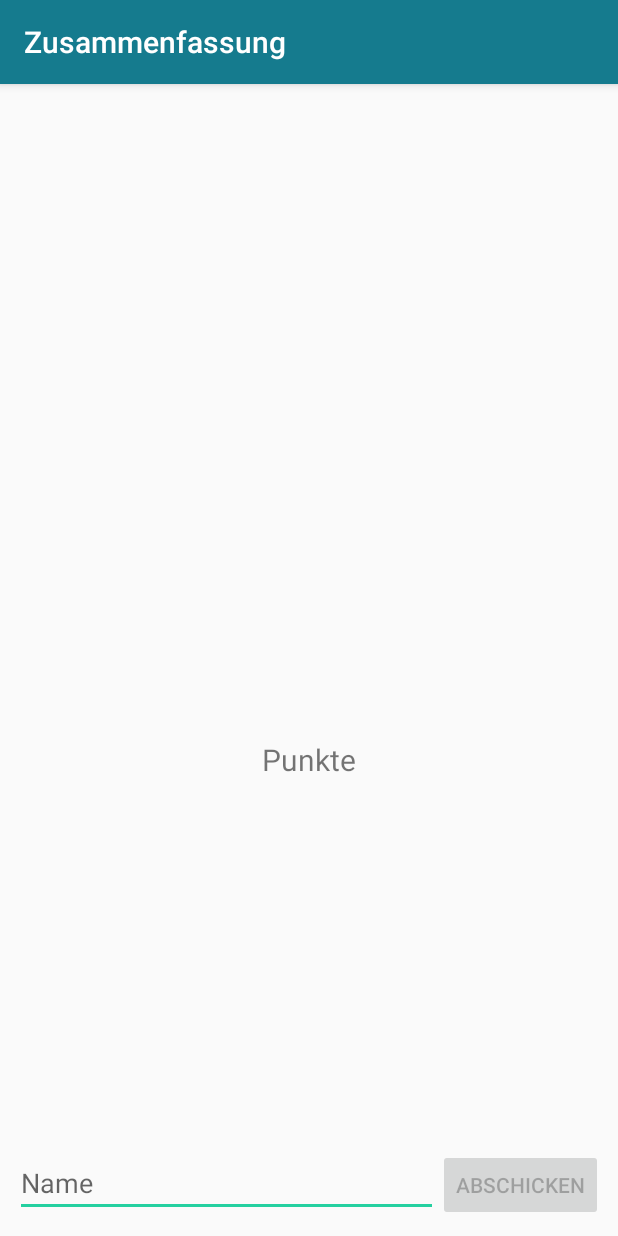
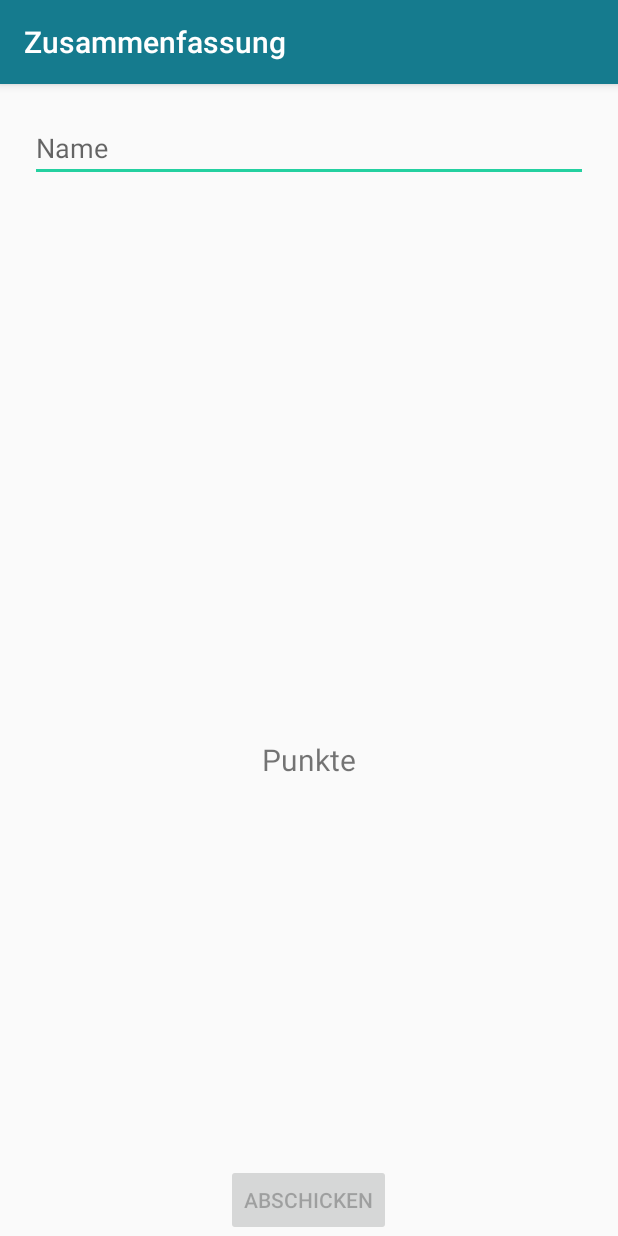
Before and after one commit to mkirstein/Project-Y, an Android app: the QuizResultActivity screen opened directly, with no data from a screen before it, on a phone screen of 412 x 824 dp. Run offline under Robolectric (Android 15) with nearby library versions, the phone set to English and light mode, and no system bars.

Commit message:
PlayerNameEditText nach oben verschoben

```diff
--- a/app/src/main/res/layout/activity_quiz_result.xml
+++ b/app/src/main/res/layout/activity_quiz_result.xml
@@ -2,6 +2,15 @@
 <RelativeLayout xmlns:android="http://schemas.android.com/apk/res/android"
     android:orientation="vertical" android:layout_width="match_parent"
     android:layout_height="match_parent">
+
+    <EditText
+        android:layout_width="fill_parent"
+        android:layout_height="wrap_content"
+        android:layout_margin="20dp"
+        android:inputType="textPersonName"
+        android:hint="Name"
+        android:ems="10"
+        android:id="@+id/playerNameEditText"/>
 
     <LinearLayout
         android:layout_width="wrap_content"
@@ -25,29 +34,13 @@
 
     </LinearLayout>
 
-    <LinearLayout
-        android:layout_width="fill_parent"
+    <Button
+        android:layout_width="wrap_content"
         android:layout_height="wrap_content"
         android:layout_alignParentBottom="true"
-        android:orientation="horizontal"
-        android:padding="10dp">
-
-        <EditText
-            android:layout_width="wrap_content"
-            android:layout_height="wrap_content"
-            android:layout_weight="1"
-            android:inputType="textPersonName"
-            android:hint="Name"
-            android:ems="10"
-            android:id="@+id/playerNameEditText"/>
-
-        <Button
-            android:layout_width="wrap_content"
-            android:layout_height="wrap_content"
-            android:id="@+id/submitHighscoreButton"
-            android:text="@string/submit_highscore_button"
-            android:onClick="onSubmitHighscoreButtonClicked"/>
-
-    </LinearLayout>
+        android:layout_centerHorizontal="true"
+        android:id="@+id/submitHighscoreButton"
+        android:text="@string/submit_highscore_button"
+        android:onClick="onSubmitHighscoreButtonClicked"/>
 
 </RelativeLayout>
```
